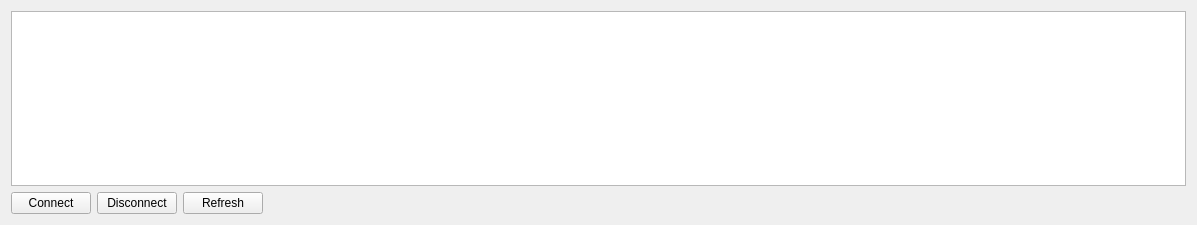
Old version of the form trunk/src/QtRadio/Plugins/RBClient.ui in the repository wmoore/ghpsdr3-alex.
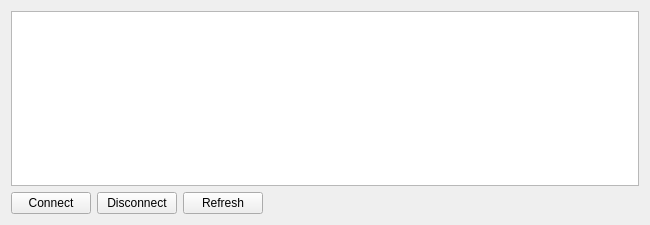
New version of the form.

```diff
--- a/trunk/src/QtRadio/Plugins/RBClient.ui
+++ b/trunk/src/QtRadio/Plugins/RBClient.ui
@@ -6,32 +6,28 @@
    <rect>
     <x>0</x>
     <y>0</y>
-    <width>1197</width>
+    <width>650</width>
     <height>225</height>
    </rect>
   </property>
   <property name="sizePolicy">
-   <sizepolicy hsizetype="Expanding" vsizetype="Expanding">
+   <sizepolicy hsizetype="Expanding" vsizetype="Preferred">
     <horstretch>0</horstretch>
     <verstretch>0</verstretch>
    </sizepolicy>
   </property>
-  <property name="minimumSize">
-   <size>
-    <width>960</width>
-    <height>225</height>
-   </size>
-  </property>
   <property name="windowTitle">
    <string>Reverse Beacon</string>
   </property>
   <layout class="QGridLayout" name="gridLayout">
    <item row="0" column="0">
-    <layout class="QVBoxLayout" name="verticalLayout">
-     <item>
-      <widget class="QTableWidget" name="tableWidget"/>
-     </item>
-     <item>
+    <widget class="QTableWidget" name="tableWidget">
+     <attribute name="horizontalHeaderCascadingSectionResizes">
+      <bool>false</bool>
+     </attribute>
+    </widget>
+   </item>
+   <item row="1" column="0">
       <layout class="QHBoxLayout" name="horizontalLayout">
        <item>
         <widget class="QPushButton" name="QuickConnect">
@@ -66,8 +62,6 @@
           </size>
          </property>
         </spacer>
-       </item>
-      </layout>
      </item>
     </layout>
    </item>
```
Lines whose indentation alone changed are shown as unchanged.
